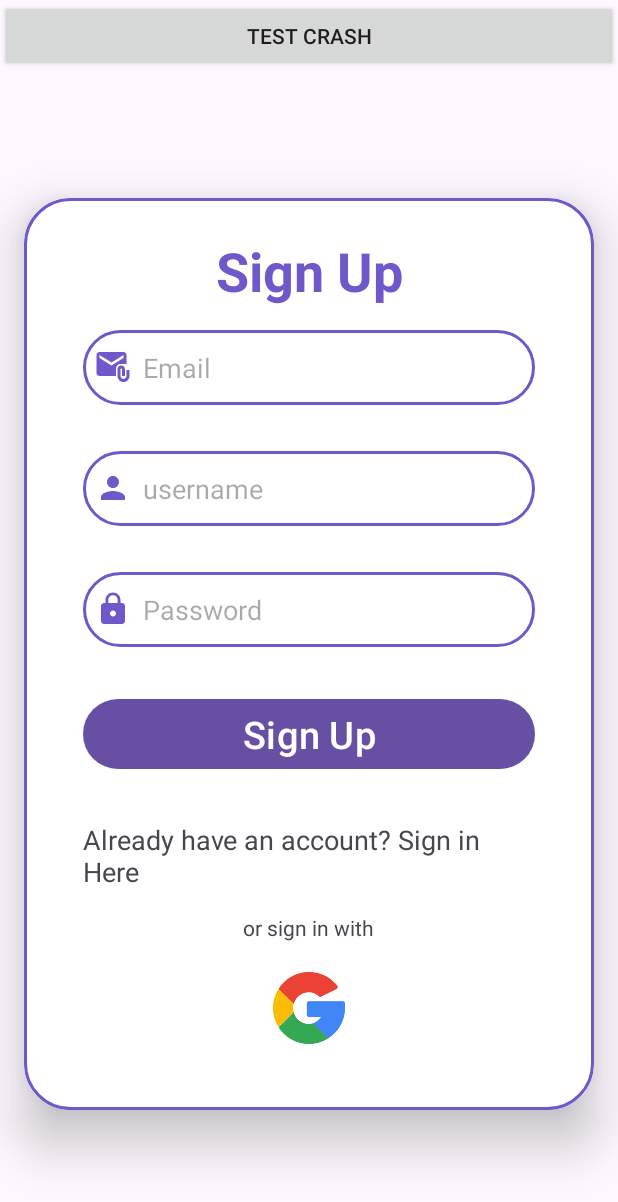
After one commit to hariniwijesinghe/codeCrafters, an Android app: the MainActivity2 screen opened directly, with no data from a screen before it, on a phone screen of 412 x 824 dp. The commit adds this screen. Shown: the top 1202 px of the screen. Run offline under Robolectric (Android 15) with nearby library versions, the phone set to English and light mode, and no system bars; our stand-ins replace Firebase (no records; nobody signed in at launch, a user with empty details on screens opened directly).

Commit message:
Your commit message

```diff
--- a/app/build.gradle.kts
+++ b/app/build.gradle.kts
@@ -43,6 +43,7 @@ dependencies {
     implementation(libs.constraintlayout)
     implementation(libs.firebase.database)
     implementation(libs.play.services.maps)
+    implementation(libs.firebase.auth)
     testImplementation(libs.junit)
     androidTestImplementation(libs.ext.junit)
     androidTestImplementation(libs.espresso.core)
--- a/app/src/main/AndroidManifest.xml
+++ b/app/src/main/AndroidManifest.xml
@@ -32,8 +32,12 @@
 
 
         <activity
+            android:name=".MainActivity2"
+            android:exported="true"/>
+        <activity
             android:name=".MainActivity"
             android:exported="true">
+
             <intent-filter>
                 <action android:name="android.intent.action.MAIN" />
 
--- /dev/null
+++ b/app/src/main/java/com/example/clothing/MainActivity2.java
@@ -0,0 +1,89 @@
+package com.example.clothing;
+
+import android.content.Intent;
+import android.os.Bundle;
+import android.view.View;
+import android.view.ViewGroup;
+import android.widget.Button;
+import android.widget.EditText;
+import android.widget.TextView;
+import android.widget.Toast;
+
+import androidx.annotation.NonNull;
+import androidx.appcompat.app.AppCompatActivity;
+
+import com.google.android.gms.tasks.OnCompleteListener;
+import com.google.android.gms.tasks.Task;
+import com.google.firebase.auth.FirebaseAuth;
+
+public class MainActivity2 extends AppCompatActivity {
+    public EditText signupEmail, signupPassword;
+    Button btnSignUp;
+    TextView loginRedirectText;
+    FirebaseAuth firebaseAuth;
+
+    @Override
+    protected void onCreate(Bundle savedInstanceState) {
+        super.onCreate(savedInstanceState);
+        setContentView(R.layout.activity_main2);
+        //
+        firebaseAuth = FirebaseAuth.getInstance();
+        signupEmail = findViewById(R.id.edEmail);
+        signupPassword = findViewById(R.id.edPassword);
+        btnSignUp = findViewById(R.id.btnSignUp);
+        loginRedirectText = findViewById(R.id.txtSignIn);
+        //
+        btnSignUp.setOnClickListener(new View.OnClickListener() {
+            @Override
+            public void onClick(View view) {
+                String emailID = signupEmail.getText().toString();
+                String paswd = signupPassword.getText().toString();
+                if (emailID.isEmpty()) {
+                    signupEmail.setError("Provide your Email first!");
+                    signupEmail.requestFocus();
+                } else if (paswd.isEmpty()) {
+                    signupPassword.setError("Set your password");
+                    signupPassword.requestFocus();
+                } else if (emailID.isEmpty() && paswd.isEmpty()) {
+                    Toast.makeText(MainActivity2.this, "Fields Empty!", Toast.LENGTH_SHORT).show();
+                } else if (!(emailID.isEmpty() && paswd.isEmpty())) {
+                    firebaseAuth.createUserWithEmailAndPassword(emailID, paswd).addOnCompleteListener(MainActivity2.this, new OnCompleteListener() {
+                        @Override
+                        public void onComplete(@NonNull Task task) {
+
+                            if (!task.isSuccessful()) {
+                                Toast.makeText(MainActivity2.this.getApplicationContext(),
+                                        "SignUp unsuccessful: " + task.getException().getMessage(),
+                                        Toast.LENGTH_SHORT).show();
+                            } else {
+                                startActivity(new Intent(MainActivity2.this, UserActivity.class));
+                            }
+                        }
+                    });
+                } else {
+                    Toast.makeText(MainActivity2.this, "Error", Toast.LENGTH_SHORT).show();
+                }
+            }
+        });
+        loginRedirectText.setOnClickListener(new View.OnClickListener() {
+            @Override
+            public void onClick(View view) {
+                Intent I = new Intent(MainActivity2.this, LoginActivity.class);
+                startActivity(I);
+            }
+        });
+
+        Button crashButton = new Button(this);
+        crashButton.setText("Test Crash");
+        crashButton.setOnClickListener(new View.OnClickListener() {
+            @Override
+            public void onClick(View view) {
+                throw new RuntimeException("Test Crash"); // Force a crash
+            }
+        });
+
+        addContentView(crashButton, new ViewGroup.LayoutParams(
+                ViewGroup.LayoutParams.MATCH_PARENT,
+                ViewGroup.LayoutParams.WRAP_CONTENT));
+    }
+}
--- /dev/null
+++ b/app/src/main/res/drawable/custom_round_background.xml
@@ -0,0 +1,8 @@
+<?xml version="1.0" encoding="utf-8"?>
+<shape xmlns:android="http://schemas.android.com/apk/res/android" android:shape="rectangle">
+    <stroke
+        android:width="2dp"
+        android:color="@color/myblue"/>
+    <corners
+        android:radius="30dp"/>
+</shape>
--- /dev/null
+++ b/app/src/main/res/drawable/email.xml
@@ -0,0 +1,7 @@
+<vector xmlns:android="http://schemas.android.com/apk/res/android" android:height="24dp" android:tint="#6F58C9" android:viewportHeight="24" android:viewportWidth="24" android:width="24dp">
+
+    <path android:fillColor="@android:color/white" android:pathData="M21,10V4c0,-1.1 -0.9,-2 -2,-2H3C1.9,2 1.01,2.9 1.01,4L1,16c0,1.1 0.9,2 2,2h11v-5c0,-1.66 1.34,-3 3,-3H21zM11,11L3,6V4l8,5l8,-5v2L11,11z"/>
+
+    <path android:fillColor="@android:color/white" android:pathData="M21,14v4c0,1.1 -0.9,2 -2,2s-2,-0.9 -2,-2v-4.5c0,-0.28 0.22,-0.5 0.5,-0.5s0.5,0.22 0.5,0.5V18h2v-4.5c0,-1.38 -1.12,-2.5 -2.5,-2.5S15,12.12 15,13.5V18c0,2.21 1.79,4 4,4s4,-1.79 4,-4v-4H21z"/>
+
+</vector>
--- /dev/null
+++ b/app/src/main/res/drawable/ic_lock_24.xml
@@ -0,0 +1,5 @@
+<vector android:height="24dp" android:tint="@color/myblue"
+    android:viewportHeight="24" android:viewportWidth="24"
+    android:width="24dp" xmlns:android="http://schemas.android.com/apk/res/android">
+    <path android:fillColor="@android:color/white" android:pathData="M18,8h-1L17,6c0,-2.76 -2.24,-5 -5,-5S7,3.24 7,6v2L6,8c-1.1,0 -2,0.9 -2,2v10c0,1.1 0.9,2 2,2h12c1.1,0 2,-0.9 2,-2L20,10c0,-1.1 -0.9,-2 -2,-2zM12,17c-1.1,0 -2,-0.9 -2,-2s0.9,-2 2,-2 2,0.9 2,2 -0.9,2 -2,2zM15.1,8L8.9,8L8.9,6c0,-1.71 1.39,-3.1 3.1,-3.1 1.71,0 3.1,1.39 3.1,3.1v2z"/>
+</vector>
--- /dev/null
+++ b/app/src/main/res/drawable/ic_person_24.xml
@@ -0,0 +1,5 @@
+<vector android:height="24dp" android:tint="@color/myblue"
+    android:viewportHeight="24" android:viewportWidth="24"
+    android:width="24dp" xmlns:android="http://schemas.android.com/apk/res/android">
+    <path android:fillColor="@android:color/white" android:pathData="M12,12c2.21,0 4,-1.79 4,-4s-1.79,-4 -4,-4 -4,1.79 -4,4 1.79,4 4,4zM12,14c-2.67,0 -8,1.34 -8,4v2h16v-2c0,-2.66 -5.33,-4 -8,-4z"/>
+</vector>
--- a/app/src/main/res/layout/activity_main.xml
+++ b/app/src/main/res/layout/activity_main.xml
@@ -29,6 +29,12 @@
             android:layout_width="0dp"
             android:layout_height="wrap_content"
             android:text="@string/sort_by_working_hours" />
+
+        <Button
+            android:id="@+id/btnOpenMainActivity2"
+            android:layout_width="88dp"
+            android:layout_height="91dp"
+            android:text="Userlogin" />
     </FrameLayout>
 
     <androidx.recyclerview.widget.RecyclerView
--- /dev/null
+++ b/app/src/main/res/layout/activity_main2.xml
@@ -0,0 +1,118 @@
+<?xml version="1.0" encoding="utf-8"?>
+<androidx.constraintlayout.widget.ConstraintLayout xmlns:android="http://schemas.android.com/apk/res/android"
+    xmlns:app="http://schemas.android.com/apk/res-auto"
+    xmlns:tools="http://schemas.android.com/tools"
+    android:layout_width="match_parent"
+    android:layout_height="match_parent"
+    tools:context=".MainActivity2">
+
+    <androidx.cardview.widget.CardView
+        android:layout_width="match_parent"
+        android:layout_height="wrap_content"
+        android:layout_marginStart="16dp"
+        android:layout_marginTop="132dp"
+        android:layout_marginEnd="16dp"
+        app:cardCornerRadius="30dp"
+        app:cardElevation="20dp"
+        app:layout_constraintEnd_toEndOf="parent"
+        app:layout_constraintStart_toStartOf="parent"
+        app:layout_constraintTop_toTopOf="parent">
+
+        <LinearLayout
+            android:layout_width="match_parent"
+            android:layout_height="wrap_content"
+            android:layout_gravity="center_horizontal"
+            android:background="@drawable/custom_round_background"
+            android:orientation="vertical"
+            android:padding="24dp">
+
+            <TextView
+                android:layout_width="match_parent"
+                android:layout_height="wrap_content"
+                android:text="Sign Up"
+                android:textSize="36sp"
+                android:textAlignment="center"
+                android:textStyle="bold"
+                android:textColor="@color/myblue"
+                />
+
+            <EditText
+                android:id="@+id/edEmail"
+                android:layout_width="match_parent"
+                android:layout_height="50dp"
+                android:layout_margin="15dp"
+                android:background="@drawable/custom_round_background"
+                android:drawableStart="@drawable/email"
+                android:drawablePadding="8dp"
+                android:padding="8dp"
+                android:hint="Email"
+                android:inputType="textEmailAddress"
+                android:textColor="@color/black"
+
+                />
+
+            <EditText
+                android:id="@+id/edusername"
+                android:layout_width="match_parent"
+                android:layout_height="50dp"
+                android:layout_margin="15dp"
+                android:background="@drawable/custom_round_background"
+                android:drawableStart="@drawable/ic_person_24"
+                android:drawablePadding="8dp"
+                android:padding="8dp"
+                android:hint="username"
+                android:inputType="textEmailAddress"
+                android:textColor="@color/black"
+
+                />
+            <EditText
+                android:id="@+id/edPassword"
+                android:layout_width="match_parent"
+                android:layout_height="50dp"
+                android:layout_margin="15dp"
+                android:background="@drawable/custom_round_background"
+                android:drawableStart="@drawable/ic_lock_24"
+                android:drawablePadding="8dp"
+                android:padding="8dp"
+                android:hint="Password"
+                android:inputType="textPassword"
+                android:textColor="@color/black" />
+
+            <Button
+                android:id="@+id/btnSignUp"
+                android:layout_width="match_parent"
+                android:layout_height="wrap_content"
+                android:layout_margin="15dp"
+                android:textSize="25sp"
+                android:text="Sign Up" />
+
+            <TextView
+                android:id="@+id/txtSignIn"
+                android:layout_width="match_parent"
+                android:layout_height="wrap_content"
+                android:layout_margin="15dp"
+                android:text="Already have an account? Sign in Here"
+                android:textSize="18sp" />
+
+            <TextView
+                android:layout_width="wrap_content"
+                android:layout_height="wrap_content"
+                android:id="@+id/others"
+                android:text="or sign in with"
+                android:layout_gravity="center_horizontal"/>
+
+            <ImageView
+                android:layout_width="48dp"
+                android:layout_height="48dp"
+                android:layout_margin="20dp"
+                android:layout_gravity="center_horizontal"
+                android:src="@drawable/google"/>
+
+
+        </LinearLayout>
+
+    </androidx.cardview.widget.CardView>
+
+
+
+</androidx.constraintlayout.widget.ConstraintLayout>
--- a/app/src/main/res/values/colors.xml
+++ b/app/src/main/res/values/colors.xml
@@ -2,4 +2,5 @@
 <resources>
     <color name="black">#FF000000</color>
     <color name="white">#FFFFFFFF</color>
+    <color name="myblue"> #6F58C9</color>
 </resources>
--- a/gradle/libs.versions.toml
+++ b/gradle/libs.versions.toml
@@ -11,6 +11,7 @@ googleServices = "4.4.1"
 firebaseDatabase = "21.0.0"
 playServicesMaps = "18.2.0"
 googleAndroidLibrariesMapsplatformSecretsGradlePlugin = "2.0.1"
+firebaseAuth = "23.0.0"
 
 [libraries]
 junit = { group = "junit", name = "junit", version.ref = "junit" }
@@ -23,6 +24,7 @@ constraintlayout = { group = "androidx.constraintlayout", name = "constraintlayo
 google-services = { group = "com.google.gms", name = "google-services", version.ref = "googleServices" }
 firebase-database = { group = "com.google.firebase", name = "firebase-database", version.ref = "firebaseDatabase" }
 play-services-maps = { group = "com.google.android.gms", name = "play-services-maps", version.ref = "playServicesMaps" }
+firebase-auth = { group = "com.google.firebase", name = "firebase-auth", version.ref = "firebaseAuth" }
 
 [plugins]
 androidApplication = { id = "com.android.application", version.ref = "agp" }
```
Also changed, not shown: app/src/main/java/com/example/clothing/LoginActivity.java (added, +100 -0 lines), app/src/main/java/com/example/clothing/MainActivity.java (+14 -1 lines), app/src/main/java/com/example/clothing/UserActivity.java (added, +47 -0 lines), app/src/main/res/layout/activity_login.xml (added, +83 -0 lines), app/src/main/res/layout/activity_user.xml (added, +65 -0 lines), app/src/main/res/drawable/google.png (added).
